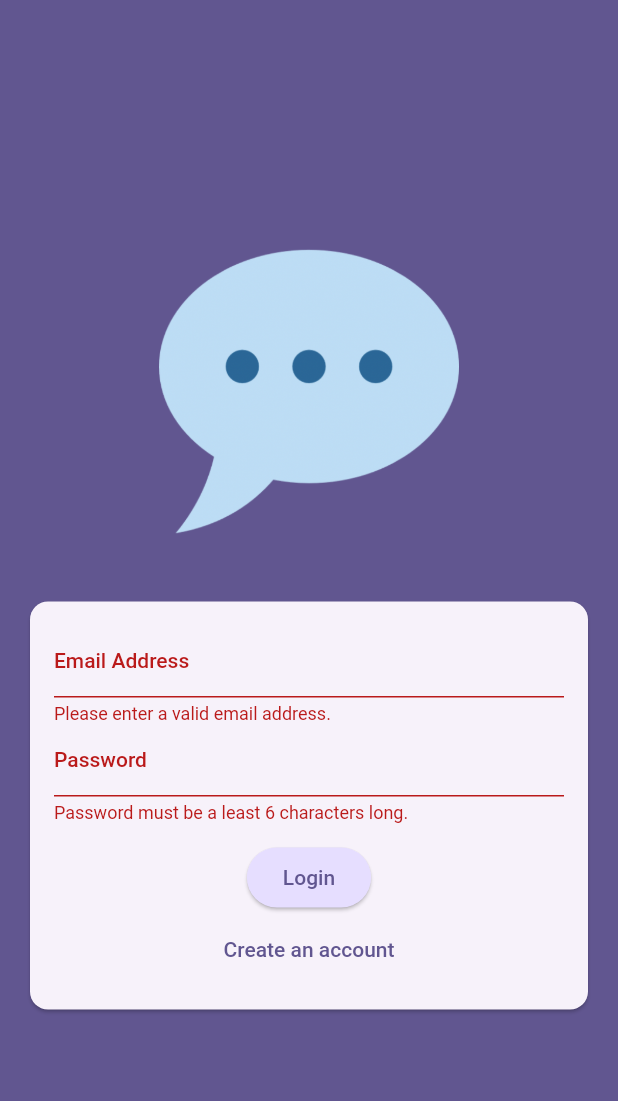
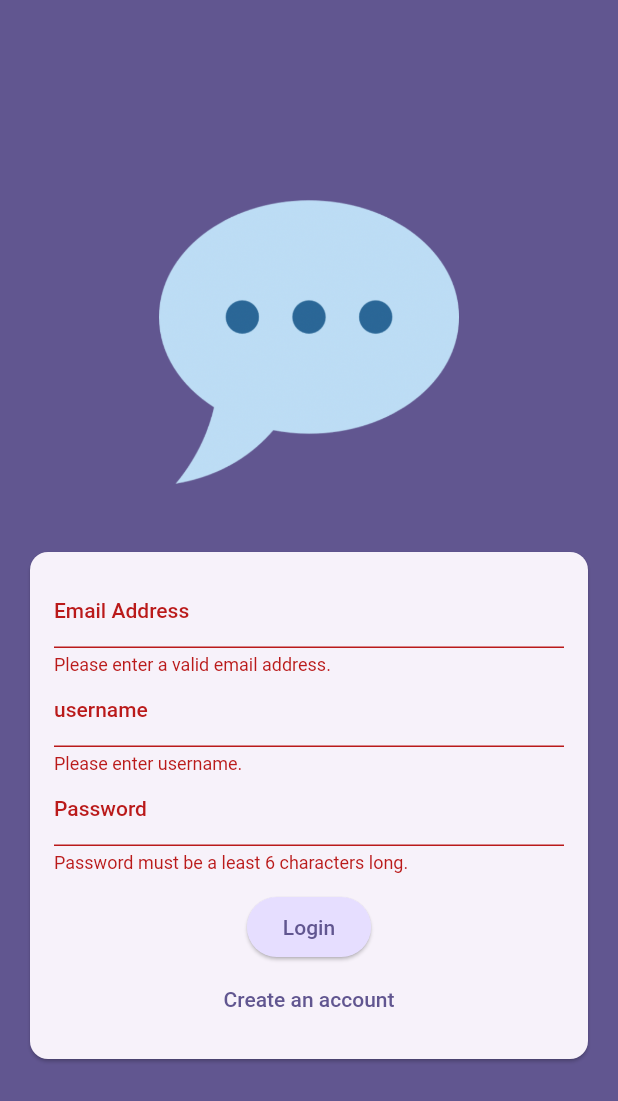
Before and after one commit to mohamedelbendary228/simple-chat, a Flutter app: the screen it shows after launch, after a tap on "Login", on a phone screen of 412 x 824 dp. Shown: the top 1101 px of the screen. Run offline on Flutter 3.47's test engine with Material 2 defaults, Android fonts, the phone set to English and light mode, and no system bars; our stand-ins replace cloud_firestore, firebase_auth, firebase_core, firebase_storage, image_picker; accounts and stored records are empty.

Commit message:
Add firestore database and user name text field

```diff
--- a/lib/view/auth_screen.dart
+++ b/lib/view/auth_screen.dart
@@ -1,5 +1,6 @@
 import 'dart:io';
 
+import 'package:cloud_firestore/cloud_firestore.dart';
 import 'package:firebase_auth/firebase_auth.dart';
 import 'package:firebase_storage/firebase_storage.dart';
 import 'package:flutter/material.dart';
@@ -18,6 +19,7 @@ class AuthScreen extends StatefulWidget {
 class _AuthScreenState extends State<AuthScreen> {
   late final TextEditingController emailTextEditingController;
   late final TextEditingController passwordTextEditingController;
+  late final TextEditingController usernameTextEditingController;
   final GlobalKey<FormState> _formKey = GlobalKey<FormState>();
   File? pickedImage;
   bool _isLogin = true;
@@ -27,6 +29,7 @@ class _AuthScreenState extends State<AuthScreen> {
   void initState() {
     emailTextEditingController = TextEditingController();
     passwordTextEditingController = TextEditingController();
+    usernameTextEditingController = TextEditingController();
     super.initState();
   }
 
@@ -34,6 +37,7 @@ class _AuthScreenState extends State<AuthScreen> {
   void dispose() {
     emailTextEditingController.dispose();
     passwordTextEditingController.dispose();
+    usernameTextEditingController.dispose();
     super.dispose();
   }
 
@@ -62,11 +66,17 @@ class _AuthScreenState extends State<AuthScreen> {
             .child("${userCredentials.user!.uid}.jpg");
         await storageRef.putFile(pickedImage!);
         final imageUrl = await storageRef.getDownloadURL();
+
+        await FirebaseFirestore.instance
+            .collection("users")
+            .doc(userCredentials.user!.uid)
+            .set({
+          "username": usernameTextEditingController.text.trim(),
+          "email": emailTextEditingController.text.trim(),
+          "image_url": imageUrl,
+        });
         debugPrint("Image Url $imageUrl");
       }
-      setState(() {
-        _isLoading = false;
-      });
     } on FirebaseAuthException catch (e) {
       if (e.code == "email-already-in-use") {
         //.. show error message
@@ -75,6 +85,9 @@ class _AuthScreenState extends State<AuthScreen> {
       ScaffoldMessenger.of(context).showSnackBar(
           SnackBar(content: Text(e.message ?? "Authentication failed.")));
     }
+    setState(() {
+      _isLoading = false;
+    });
   }
 
   @override
@@ -114,9 +127,19 @@ class _AuthScreenState extends State<AuthScreen> {
                               keyboardType: TextInputType.emailAddress,
                               validator: (value) {
                                 if (value == null ||
-                                    value.trim().isEmpty ||
+                                    value.isEmpty ||
                                     !value.contains("@")) {
                                   return "Please enter a valid email address.";
+                                }
+                                return null;
+                              },
+                            ),
+                            TextInputField(
+                              controller: usernameTextEditingController,
+                              labelText: "username",
+                              validator: (value) {
+                                if (value == null || value.isEmpty) {
+                                  return "Please enter username.";
                                 }
                                 return null;
                               },
--- a/pubspec.yaml
+++ b/pubspec.yaml
@@ -39,6 +39,7 @@ dependencies:
   firebase_auth: ^4.6.2
   firebase_storage: ^11.2.2
   image_picker: ^0.8.8
+  cloud_firestore: ^4.8.0
 
 dev_dependencies:
   flutter_test:
```
Also changed, not shown: pubspec.lock, 2 other files.
